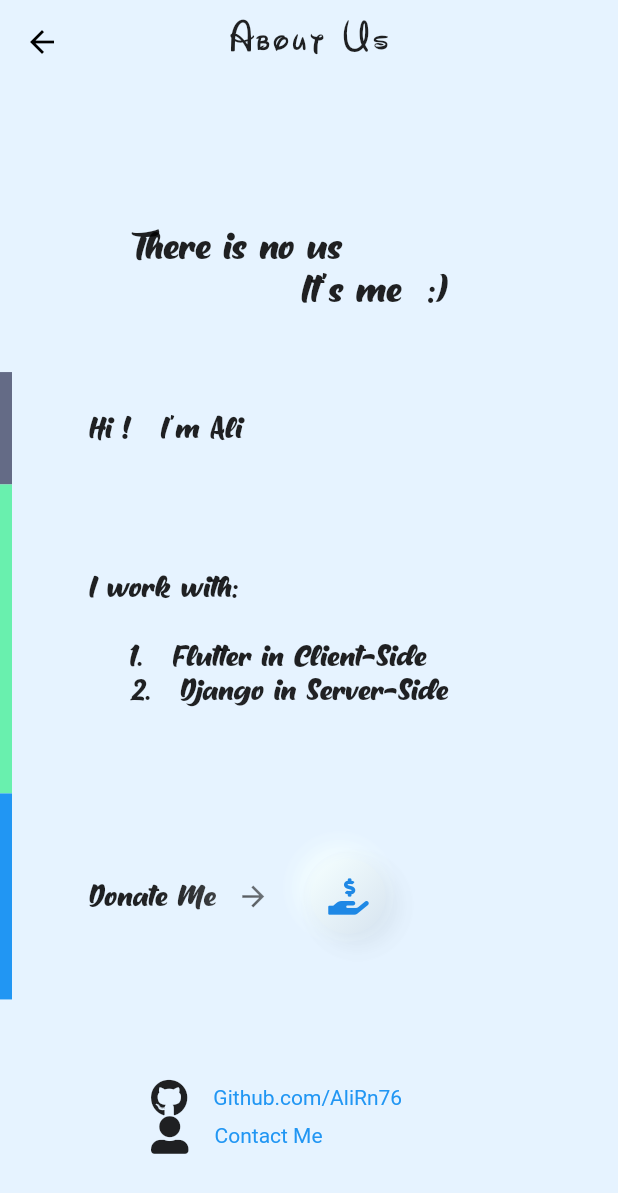
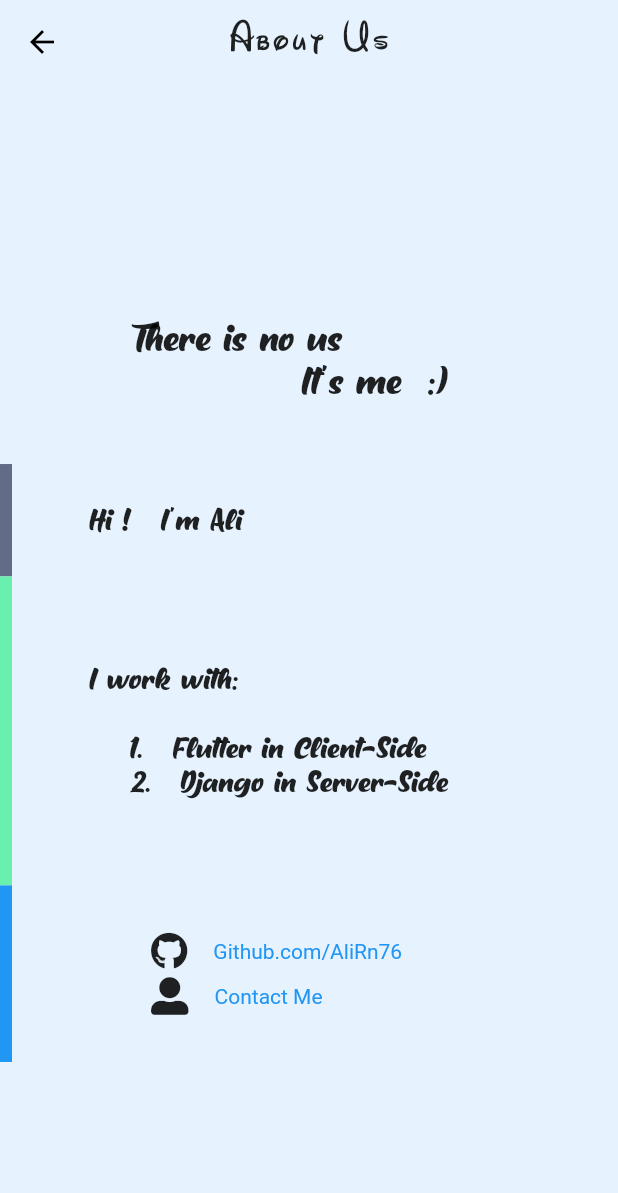
Before and after one commit to AliRn76/HiCoffee-App, a Flutter app: the AboutUsScreen screen opened directly, on a phone screen of 412 x 824 dp. Shown: the top 1193 px of the screen. Run offline on Flutter 3.47's test engine with Material 2 defaults, Android fonts, the phone set to English and light mode, and no system bars; drawn by our look-alikes of clay_containers; our stand-ins replace connectivity, flip_card, flutter_spinkit, font_awesome_flutter, numberpicker, sqflite and 1 more; missing offline and left inert: flutter_fluid_slider, folding_cell, jalali_date, number_selection, progress_button; accounts and stored records are empty.

Commit message:
donate too about us cm shod + filter baraye log ha ADD shod

```diff
--- a/hicoffee/lib/screens/aboutUs_screen.dart
+++ b/hicoffee/lib/screens/aboutUs_screen.dart
@@ -143,101 +143,102 @@ class _AboutUsScreenState extends State<AboutUsScreen>  with SingleTickerProvide
               ),
             ],
           ),
+//          Row(
+//            children: <Widget>[
+//              Container(
+//                width: 8.0,
+//                height: height()/6,
+//                color: Colors.blue,
+//              ),
+//              SizedBox(width: width()/8),
+//              Container(
+//                width: width() - width()/8 - 8,
+//                height: height()/6,
+//                child: Align(
+//                  alignment: Alignment(-1, 0),
+//                  child: Row(
+//                    mainAxisAlignment: MainAxisAlignment.start,
+//                    children: <Widget>[
+////                    SizedBox(width: width()/16),
+//                      Text(
+//                        "Donate Me  ",
+//                        style: TextStyle(
+//                          fontFamily: "Milton",
+//                          fontSize: 20.0,
+//                        ),
+//                      ),
+//                      Icon(
+//                        Icons.arrow_forward,
+//                        size: 22.0,
+//                      ),
+//                      SizedBox(width: 10.0),
+//                      Center(
+//                        child: ClayContainer(
+//                          color: Theme.of(context).scaffoldBackgroundColor,
+//                          height: 85,
+//                          width: 85,
+//                          borderRadius: 200,
+//                          curveType: CurveType.concave,
+//                          spread: 30,
+//                          depth: calculatedFirstDepth.toInt(),
+//                          child: Center(
+//                            child: ClayContainer(
+//                              height: 75,
+//                              width: 75,
+//                              borderRadius: 200,
+//                              depth: calculatedSecondDepth.toInt(),
+//                              curveType: CurveType.convex,
+//                              color: Theme.of(context).scaffoldBackgroundColor,
+//                              child: Center(
+//                                child: ClayContainer(
+//                                    height: 60,
+//                                    width: 60,
+//                                    borderRadius: 200,
+//                                    color: Theme.of(context).scaffoldBackgroundColor,
+//                                    depth: calculatedThirdDepth.toInt(),
+//                                    curveType: CurveType.concave,
+//                                    child: Center(
+//                                        child: ClayContainer(
+//                                          height: 50,
+//                                          width: 50,
+//                                          borderRadius: 200,
+//                                          color: Theme.of(context).scaffoldBackgroundColor,
+//                                          depth: calculatedFourthDepth.toInt(),
+//                                          curveType: CurveType.convex,
+//                                          child: IconButton(
+//                                            icon: FaIcon(FontAwesomeIcons.handHoldingUsd),
+//                                            onPressed: () => launch('https://idpay.ir/alirn'),
+//                                            color: Colors.blue[600],
+//                                            splashColor: Colors.blue,
+//                                            hoverColor: Colors.blue,
+//                                          ),
+//                                        )
+//                                    )
+//                                ),
+//                              ),
+//                            ),
+//                          ),
+//                        ),
+//                      ),
+//                    ],
+//                  ),
+//                ),
+//              ),
+//            ],
+//          ),
           Row(
             children: <Widget>[
               Container(
                 width: 8.0,
-                height: height()/6,
+                height: height()/7,
                 color: Colors.blue,
               ),
               SizedBox(width: width()/8),
               Container(
                 width: width() - width()/8 - 8,
-                height: height()/6,
-                child: Align(
-                  alignment: Alignment(-1, 0),
-                  child: Row(
-                    mainAxisAlignment: MainAxisAlignment.start,
-                    children: <Widget>[
-//                    SizedBox(width: width()/16),
-                      Text(
-                        "Donate Me  ",
-                        style: TextStyle(
-                          fontFamily: "Milton",
-                          fontSize: 20.0,
-                        ),
-                      ),
-                      Icon(
-                        Icons.arrow_forward,
-                        size: 22.0,
-                      ),
-                      SizedBox(width: 10.0),
-                      Center(
-                        child: ClayContainer(
-                          color: Theme.of(context).scaffoldBackgroundColor,
-                          height: 85,
-                          width: 85,
-                          borderRadius: 200,
-                          curveType: CurveType.concave,
-                          spread: 30,
-                          depth: calculatedFirstDepth.toInt(),
-                          child: Center(
-                            child: ClayContainer(
-                              height: 75,
-                              width: 75,
-                              borderRadius: 200,
-                              depth: calculatedSecondDepth.toInt(),
-                              curveType: CurveType.convex,
-                              color: Theme.of(context).scaffoldBackgroundColor,
-                              child: Center(
-                                child: ClayContainer(
-                                    height: 60,
-                                    width: 60,
-                                    borderRadius: 200,
-                                    color: Theme.of(context).scaffoldBackgroundColor,
-                                    depth: calculatedThirdDepth.toInt(),
-                                    curveType: CurveType.concave,
-                                    child: Center(
-                                        child: ClayContainer(
-                                          height: 50,
-                                          width: 50,
-                                          borderRadius: 200,
-                                          color: Theme.of(context).scaffoldBackgroundColor,
-                                          depth: calculatedFourthDepth.toInt(),
-                                          curveType: CurveType.convex,
-                                          child: IconButton(
-                                            icon: FaIcon(FontAwesomeIcons.handHoldingUsd),
-                                            onPressed: () => launch('https://idpay.ir/alirn'),
-                                            color: Colors.blue[600],
-                                            splashColor: Colors.blue,
-                                            hoverColor: Colors.blue,
-                                          ),
-                                        )
-                                    )
-                                ),
-                              ),
-                            ),
-                          ),
-                        ),
-                      ),
-                    ],
-                  ),
-                ),
-              ),
-            ],
-          ),
-          Row(
-            children: <Widget>[
-              Container(
-                width: 8.0,
-                height: height()/8,
-              ),
-              SizedBox(width: width()/8),
-              Container(
-                width: width() - width()/8 - 8,
-                height: height()/8,
+                height: height()/7,
                 child: Column(
-                  mainAxisAlignment: MainAxisAlignment.end,
+                  mainAxisAlignment: MainAxisAlignment.center,
                   children: <Widget>[
                     Row(
                       mainAxisAlignment: MainAxisAlignment.start,
@@ -262,6 +263,7 @@ class _AboutUsScreenState extends State<AboutUsScreen>  with SingleTickerProvide
                         ),
                       ],
                     ),
+                    SizedBox(height: 5.0),
                     Row(
                       mainAxisAlignment: MainAxisAlignment.start,
                       children: <Widget>[
```
Also changed, not shown: hicoffee/lib/screens/log_screen.dart (+123 -16 lines).
